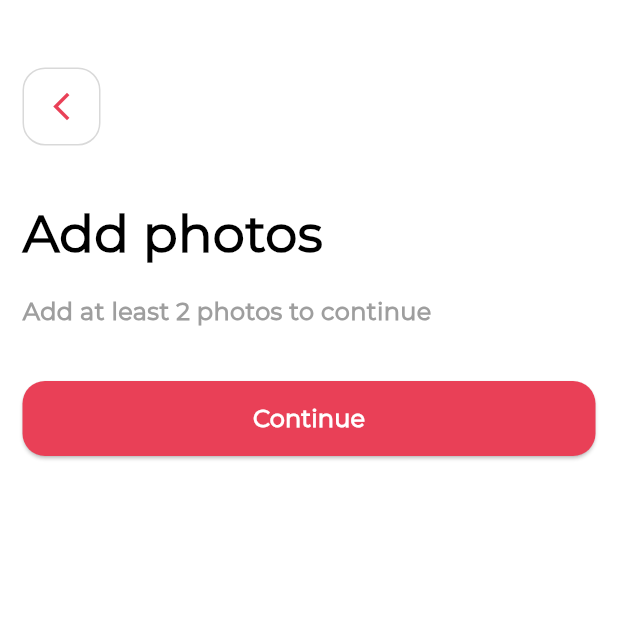
After one commit to bhargav0147/dating_app, a Flutter app: the MultipleImagesView screen opened by its route, on a phone screen of 412 x 824 dp, the top half of it. The commit adds this screen. Run offline on Flutter 3.47's test engine with Material 3 defaults, Android fonts, the phone set to English and light mode, and no system bars; our stand-ins replace cached_network_image, card_swiper, carousel_slider, chewie, flutter_card_swiper, flutter_contacts and 9 more; missing offline and left inert: pro_image_editor; accounts and stored records are empty; network calls fail.

Commit message:
add dummy page for add multiple images

```diff
--- a/lib/app/modules/editProfile/editProfile_view.dart
+++ b/lib/app/modules/editProfile/editProfile_view.dart
@@ -188,7 +188,7 @@ class EditprofileView extends StatelessWidget {
                     return;
                   }
                   if (formKey.currentState!.validate()) {
-                    NavigationUtils.navigateTo(AppRoutes.gender);
+                    NavigationUtils.navigateTo(AppRoutes.multipleImages);
                   }
                 },
               )
--- /dev/null
+++ b/lib/app/modules/multiple_Images/multiple_Images_binding.dart
@@ -0,0 +1,9 @@
+import 'package:dating_app/app/modules/multiple_Images/multiple_images_controller.dart';
+import 'package:get/get.dart';
+
+class MultipleImagesBinding extends Bindings{
+  @override
+  void dependencies() {
+    Get.lazyPut<MultipleImagesController>(() => MultipleImagesController(),);
+  }
+}
--- /dev/null
+++ b/lib/app/modules/multiple_Images/multiple_images_controller.dart
@@ -0,0 +1,6 @@
+import 'package:get/get.dart';
+
+class MultipleImagesController extends GetxController
+{
+
+}
--- /dev/null
+++ b/lib/app/modules/multiple_Images/multiple_images_view.dart
@@ -0,0 +1,57 @@
+import 'package:flutter/material.dart';
+
+import '../../config/app_variables.dart';
+import '../../routes/app_routes.dart';
+import '../../theme/colors.dart';
+import '../../theme/fonts.dart';
+import '../../utils/navigation.dart';
+import '../../utils/sized_box_helper.dart';
+import '../../widgets/back_button.dart';
+import '../../widgets/custom_button.dart';
+import '../../widgets/custom_text.dart';
+
+class MultipleImagesView extends StatelessWidget {
+  const MultipleImagesView({super.key});
+
+  @override
+  Widget build(BuildContext context) {
+    return Scaffold(
+      backgroundColor: AppColors.white,
+      body: Padding(
+        padding: const EdgeInsets.only(
+            bottom: AppVariables.APPBOTTOMSPACING,
+            left: AppVariables.APPSIDESPACING,
+            right: AppVariables.APPSIDESPACING,
+            top: AppVariables.APPTOPSPACING),
+        child: SingleChildScrollView(
+          child: Column(
+            mainAxisAlignment: MainAxisAlignment.start,
+            crossAxisAlignment: CrossAxisAlignment.start,
+            children: [
+              const CustomBackButton(),
+              SizedBoxHelper.h35,
+              const CustomText(
+                text: 'Add photos',
+                style: AppFonts.veryExtraLarge,
+                color: AppColors.black,
+              ),
+              SizedBoxHelper.h15,
+              const CustomText(
+                text: 'Add at least 2 photos to continue',
+                style: AppFonts.mediumBold,
+                color: AppColors.grey,
+              ),
+              SizedBoxHelper.h35,
+              CustomButton(
+                label: 'Continue',
+                onPressed: () {
+                  NavigationUtils.navigateTo(AppRoutes.gender);
+                },
+              ),
+            ],
+          ),
+        ),
+      ),
+    );
+  }
+}
--- a/lib/app/routes/app_routes.dart
+++ b/lib/app/routes/app_routes.dart
@@ -12,6 +12,8 @@ import 'package:dating_app/app/modules/friend_profile/friend_profile_binding.dar
 import 'package:dating_app/app/modules/friend_profile/friend_profile_view.dart';
 import 'package:dating_app/app/modules/gender/gender_binding.dart';
 import 'package:dating_app/app/modules/gender/gender_view.dart';
+import 'package:dating_app/app/modules/multiple_Images/multiple_Images_binding.dart';
+import 'package:dating_app/app/modules/multiple_Images/multiple_images_view.dart';
 import 'package:dating_app/app/modules/settings/settings_binding.dart';
 import 'package:dating_app/app/modules/settings/settings_view.dart';
 import 'package:dating_app/app/modules/signup/signup_binding.dart';
@@ -50,6 +52,7 @@ class AppRoutes {
   static const String chatMainView = '/chatMainView';
   static const String friendProfile = '/friendProfile';
   static const String changePassword = '/changePassword';
+  static const String multipleImages = '/multipleImages';
 
   static final routes = [
     GetPage(
@@ -113,6 +116,10 @@ class AppRoutes {
         name: changePassword,
         page: () => const ChangePasswordView(),
         binding: ChangePasswordBinding()),
+    GetPage(
+        name: multipleImages,
+        page: () => const MultipleImagesView(),
+        binding: MultipleImagesBinding()),
     // GetPage(
     //     name: chatMainView,
     //     page: () => const ChatMainView(),
```
